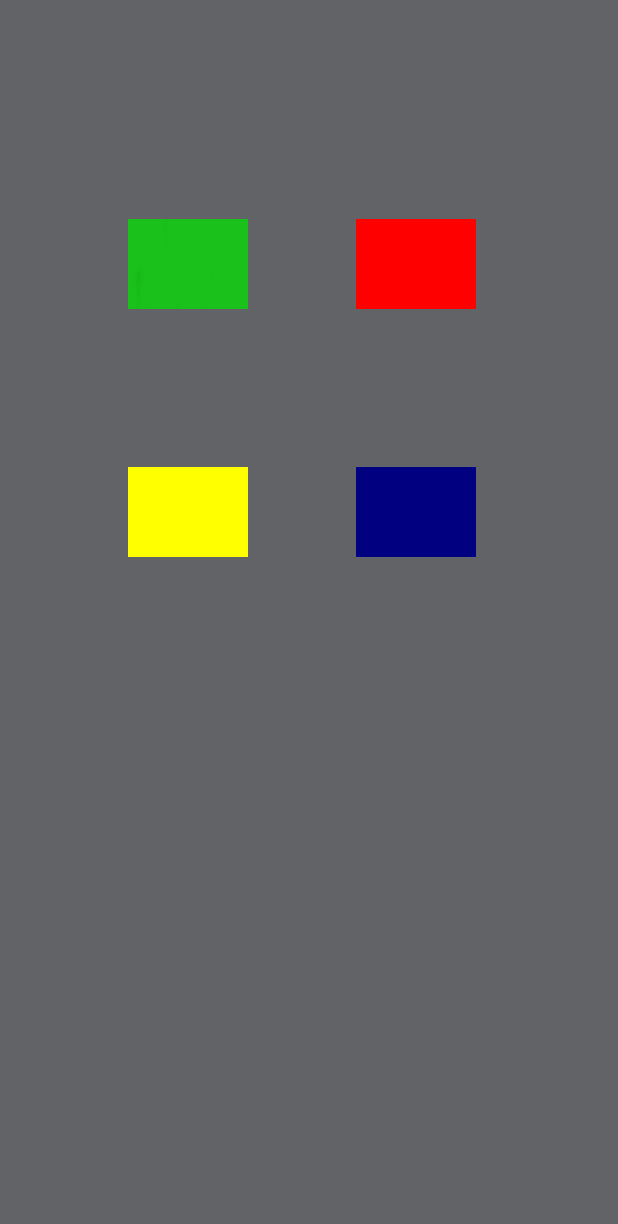
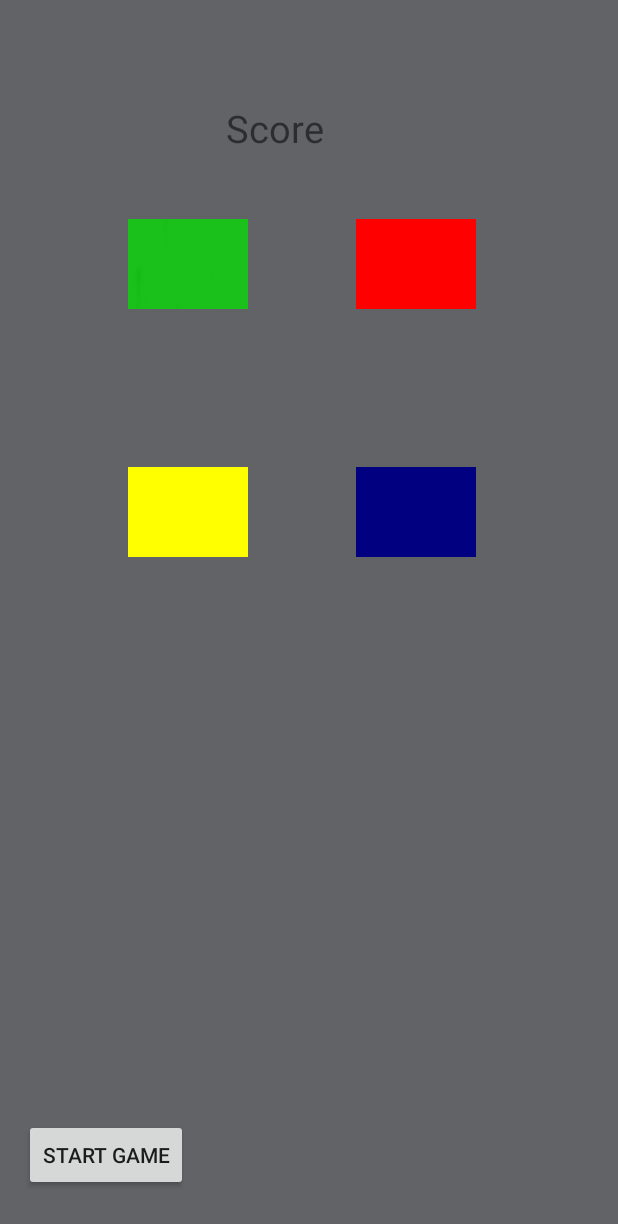
Before and after one commit to dbudrys/Simon02, an Android app: the PlayActivity screen opened directly, with no data from a screen before it, on a phone screen of 412 x 824 dp. Shown: the top 1224 px of the screen. Run offline under Robolectric (Android 15) with nearby library versions, the phone set to English and light mode, and no system bars.

Commit message:
Add threads

```diff
--- a/app/src/main/java/com/dustin_domas_assignment/simon02/PlayActivity.java
+++ b/app/src/main/java/com/dustin_domas_assignment/simon02/PlayActivity.java
@@ -10,7 +10,7 @@ import java.util.ArrayList;
 
 public class PlayActivity extends AppCompatActivity {
 
-    private BackgroundTask backgroundTask;
+    private SimonTask backgroundTask;
     private ArrayList<Integer> data;
     private Object lock;
     @Override
@@ -20,29 +20,34 @@ public class PlayActivity extends AppCompatActivity {
 
         data = new ArrayList<>();
         lock = new Object();
+
+        findViewById(R.id.start_button).setOnClickListener(new StartGameListener());
     }
 
-    class BackgroundListener implements View.OnClickListener{
+
+// start game
+    class StartGameListener implements View.OnClickListener{
         @Override
         public void onClick(View v){
             if(backgroundTask==null){
-                backgroundTask = new BackgroundTask();
+                backgroundTask = new SimonTask();
                 backgroundTask.execute();
             }
         }
 
     }
     //background task
-    class BackgroundTask extends AsyncTask<Void, Integer, Void> {
+    class SimonTask extends AsyncTask<Void, Integer, Void> {
         private TextView messageTv;
         private int messageCount;
-        BackgroundTask() {
-            //messageTv = (TextView) findViewById(R.id.messageTv);
+
+        SimonTask() {
+            messageTv = (TextView) findViewById(R.id.score_view);
 
         }
 
         protected void onPreExecute(){
-            messageTv.setText("");
+            messageTv.setText("0");
         }
 
         @Override
@@ -58,6 +63,7 @@ public class PlayActivity extends AppCompatActivity {
 
                         for (int i : data) {
                             sum += 1;
+
                         }
 
                         data.clear();
@@ -90,6 +96,9 @@ public class PlayActivity extends AppCompatActivity {
         @Override
         protected void onCancelled() {
             messageTv.setText("Cancelled");
+
+
+
         }
 
     }
--- a/app/src/main/res/layout/activity_play.xml
+++ b/app/src/main/res/layout/activity_play.xml
@@ -53,4 +53,26 @@
         android:layout_alignRight="@+id/red_button"
         android:layout_alignEnd="@+id/red_button"
         android:id="@+id/blue_button" />
+
+    <Button
+        android:text="Start Game"
+        android:layout_width="wrap_content"
+        android:layout_height="wrap_content"
+        android:layout_alignParentBottom="true"
+        android:layout_alignParentLeft="true"
+        android:layout_alignParentStart="true"
+        android:layout_marginBottom="14dp"
+        android:id="@+id/start_button" />
+
+    <TextView
+        android:text="Score"
+        android:id="@+id/score_view"
+        android:elevation="13dp"
+        android:textSize="25sp"
+        android:layout_width="110dp"
+        android:layout_height="40dp"
+        android:layout_above="@+id/red_button"
+        android:layout_centerHorizontal="true"
+        android:layout_marginBottom="38dp" />
+
 </RelativeLayout>
```
